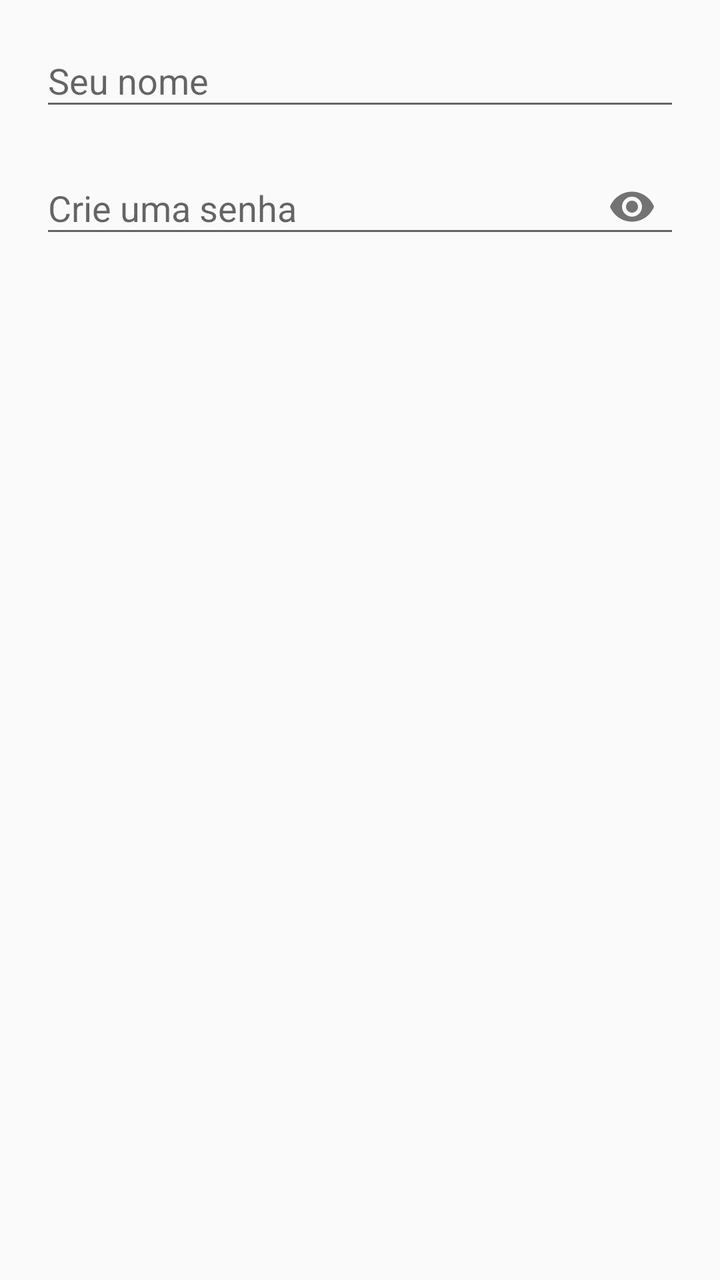
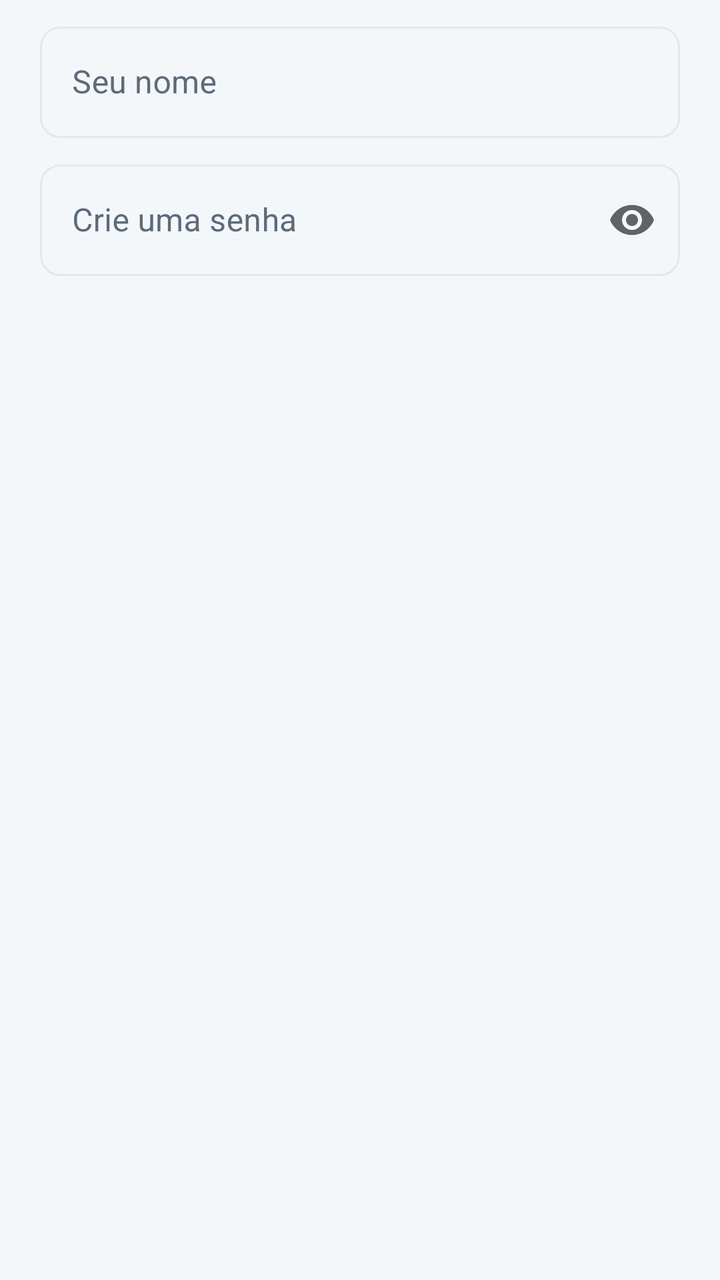

Screens rendered from an Android XML layout before and after an edit, with the pre-edit source and the edit as a unified diff.
<!-- AndroidManifest.xml: application theme CustomActionBarTheme -->
<!-- res/layout/dialog_invite_account.xml -->
<?xml version="1.0" encoding="utf-8"?>
<LinearLayout xmlns:android="http://schemas.android.com/apk/res/android"
    xmlns:app="http://schemas.android.com/apk/res-auto"
    android:layout_width="match_parent"
    android:layout_height="wrap_content"
    android:orientation="vertical"
    android:paddingLeft="20dp"
    android:paddingRight="20dp"
    android:paddingTop="8dp">

    <com.google.android.material.textfield.TextInputLayout
        android:layout_width="match_parent"
        android:layout_height="wrap_content"
        android:hint="Seu nome">

        <com.google.android.material.textfield.TextInputEditText
            android:id="@+id/inviteNameField"
            android:layout_width="match_parent"
            android:layout_height="wrap_content"
            android:inputType="textPersonName"
            android:autofillHints="name" />

    </com.google.android.material.textfield.TextInputLayout>

    <com.google.android.material.textfield.TextInputLayout
        android:layout_width="match_parent"
        android:layout_height="wrap_content"
        android:layout_marginTop="8dp"
        android:hint="Crie uma senha"
        app:endIconMode="password_toggle"
        app:endIconContentDescription="Mostrar ou ocultar senha">

        <com.google.android.material.textfield.TextInputEditText
            android:id="@+id/invitePasswordField"
            android:layout_width="match_parent"
            android:layout_height="wrap_content"
            android:inputType="textPassword"
            android:maxLength="200"
            android:autofillHints="newPassword" />

    </com.google.android.material.textfield.TextInputLayout>

    <include
        android:id="@+id/invitePasswordRules"
        layout="@layout/password_rules"
        android:layout_width="match_parent"
        android:layout_height="wrap_content" />

</LinearLayout>
<!-- res/layout/password_rules.xml (included above) -->
<?xml version="1.0" encoding="utf-8"?>
<LinearLayout xmlns:android="http://schemas.android.com/apk/res/android"
    android:id="@+id/passwordRules"
    android:layout_width="match_parent"
    android:layout_height="wrap_content"
    android:layout_marginTop="12dp"
    android:orientation="vertical"
    android:visibility="gone">

    <TextView
        android:layout_width="match_parent"
        android:layout_height="wrap_content"
        android:text="A senha precisa:"
        android:textColor="#616161"
        android:textSize="13sp"
        android:textStyle="bold" />

    <TextView
        android:id="@+id/ruleLength"
        android:layout_width="match_parent"
        android:layout_height="wrap_content"
        android:layout_marginTop="6dp"
        android:textSize="13sp"
        android:textColor="#757575"
        android:text="○  Pelo menos 10 caracteres" />

    <TextView
        android:id="@+id/ruleCommon"
        android:layout_width="match_parent"
        android:layout_height="wrap_content"
        android:layout_marginTop="4dp"
        android:textSize="13sp"
        android:textColor="#757575"
        android:text="○  Diferente de senhas óbvias" />

    <TextView
        android:id="@+id/ruleRepeated"
        android:layout_width="match_parent"
        android:layout_height="wrap_content"
        android:layout_marginTop="4dp"
        android:textSize="13sp"
        android:textColor="#757575"
        android:text="○  Não é o mesmo caractere repetido" />

    <TextView
        android:id="@+id/ruleEmail"
        android:layout_width="match_parent"
        android:layout_height="wrap_content"
        android:layout_marginTop="4dp"
        android:textSize="13sp"
        android:textColor="#757575"
        android:text="○  Não contém o seu e-mail" />

</LinearLayout>
<!-- resources referenced by this layout -->
<resources>
  <style name="CustomActionBarTheme" parent="@style/Theme.AppCompat.Light.DarkActionBar">
          <item name="android:actionBarStyle">@style/MyActionBar</item>
          <item name="actionBarStyle">@style/MyActionBar</item>
          <item name="colorPrimary">@color/colorPrimary</item>
          <item name="colorPrimaryDark">@color/colorPrimaryDark</item>
          <item name="colorAccent">@color/colorAccent</item>
          
          <item name="android:statusBarColor">@color/system_bar</item>
          <item name="android:navigationBarColor">@color/system_bar</item>
          <item name="android:windowLightStatusBar">false</item>
          <item name="android:windowLightNavigationBar">false</item>
      </style>
  <color name="colorPrimary">#3F51B5</color>
  <color name="colorPrimaryDark">#303F9F</color>
  <color name="colorAccent">#225aa9</color>
  <color name="system_bar">#ff1c679d</color>
  <color name="colorActionBar">#ff1c679d</color>
  <!-- unchanged entries left out for length: 1 -->
</resources>

<!-- the commit's change to res/layout/dialog_invite_account.xml (unified diff, before → after) -->
@@ -9,6 +9,7 @@
     android:paddingTop="8dp">
 
     <com.google.android.material.textfield.TextInputLayout
+        style="@style/Widget.Estoque.TextInputLayout"
         android:layout_width="match_parent"
         android:layout_height="wrap_content"
         android:hint="Seu nome">
@@ -23,9 +24,10 @@
     </com.google.android.material.textfield.TextInputLayout>
 
     <com.google.android.material.textfield.TextInputLayout
+        style="@style/Widget.Estoque.TextInputLayout"
         android:layout_width="match_parent"
         android:layout_height="wrap_content"
-        android:layout_marginTop="8dp"
+        android:layout_marginTop="@dimen/field_gap"
         android:hint="Crie uma senha"
         app:endIconMode="password_toggle"
         app:endIconContentDescription="Mostrar ou ocultar senha">
@@ -46,6 +48,13 @@
         android:layout_width="match_parent"
         android:layout_height="wrap_content" />
 
+    <TextView
+        android:id="@+id/inviteLegalNotice"
+        android:layout_width="match_parent"
+        android:layout_height="wrap_content"
+        android:layout_marginTop="@dimen/section_gap"
+        android:textAppearance="@style/TextAppearance.Estoque.Caption" />
+
 </LinearLayout>
 <!-- res/layout/password_rules.xml (included above) -->
 <?xml version="1.0" encoding="utf-8"?>
@@ -61,17 +70,16 @@
         android:layout_width="match_parent"
         android:layout_height="wrap_content"
         android:text="A senha precisa:"
-        android:textColor="#616161"
-        android:textSize="13sp"
-        android:textStyle="bold" />
+        android:textAppearance="@style/TextAppearance.Estoque.Supporting"
+        android:textStyle="bold"
+        android:textColor="@color/color_text_muted" />
 
     <TextView
         android:id="@+id/ruleLength"
         android:layout_width="match_parent"
         android:layout_height="wrap_content"
         android:layout_marginTop="6dp"
-        android:textSize="13sp"
-        android:textColor="#757575"
+        android:textAppearance="@style/TextAppearance.Estoque.Supporting"
         android:text="○  Pelo menos 10 caracteres" />
 
     <TextView
@@ -79,8 +87,7 @@
         android:layout_width="match_parent"
         android:layout_height="wrap_content"
         android:layout_marginTop="4dp"
-        android:textSize="13sp"
-        android:textColor="#757575"
+        android:textAppearance="@style/TextAppearance.Estoque.Supporting"
         android:text="○  Diferente de senhas óbvias" />
 
     <TextView
@@ -88,8 +95,7 @@
         android:layout_width="match_parent"
         android:layout_height="wrap_content"
         android:layout_marginTop="4dp"
-        android:textSize="13sp"
-        android:textColor="#757575"
+        android:textAppearance="@style/TextAppearance.Estoque.Supporting"
         android:text="○  Não é o mesmo caractere repetido" />
 
     <TextView
@@ -97,8 +103,7 @@
         android:layout_width="match_parent"
         android:layout_height="wrap_content"
         android:layout_marginTop="4dp"
-        android:textSize="13sp"
-        android:textColor="#757575"
+        android:textAppearance="@style/TextAppearance.Estoque.Supporting"
         android:text="○  Não contém o seu e-mail" />
 
 </LinearLayout>
<!-- resource entries referenced after the edit -->
@@ -1,22 +1,118 @@
 <!-- resources referenced by this layout -->
 <resources>
-  <style name="CustomActionBarTheme" parent="@style/Theme.AppCompat.Light.DarkActionBar">
+  <color name="color_text_muted">#5C6B7A</color>
+  <dimen name="field_gap">8dp</dimen>
+  <dimen name="section_gap">16dp</dimen>
+  <style name="TextAppearance.Estoque.Caption">
+          <item name="android:textSize">12sp</item>
+          <item name="android:textColor">@color/color_text_muted</item>
+          <item name="android:lineSpacingExtra">3dp</item>
+      </style>
+  <style name="TextAppearance.Estoque.Supporting">
+          <item name="android:textSize">14sp</item>
+          <item name="android:textColor">@color/color_text_muted</item>
+          <item name="android:lineSpacingExtra">3dp</item>
+      </style>
+  <style name="Widget.Estoque.TextInputLayout" parent="Widget.MaterialComponents.TextInputLayout.OutlinedBox">
+          <item name="boxStrokeColor">@color/input_stroke</item>
+          <item name="hintTextColor">@color/color_brand</item>
+          <item name="android:textColorHint">@color/color_text_muted</item>
+          <item name="boxCornerRadiusTopStart">@dimen/radius_button</item>
+          <item name="boxCornerRadiusTopEnd">@dimen/radius_button</item>
+          <item name="boxCornerRadiusBottomStart">@dimen/radius_button</item>
+          <item name="boxCornerRadiusBottomEnd">@dimen/radius_button</item>
+          <item name="boxStrokeWidth">@dimen/stroke_width</item>
+          <item name="boxStrokeWidthFocused">@dimen/stroke_width_button</item>
+      </style>
+  <style name="CustomActionBarTheme" parent="Theme.MaterialComponents.Light.DarkActionBar.Bridge">
           <item name="android:actionBarStyle">@style/MyActionBar</item>
           <item name="actionBarStyle">@style/MyActionBar</item>
           <item name="colorPrimary">@color/colorPrimary</item>
           <item name="colorPrimaryDark">@color/colorPrimaryDark</item>
           <item name="colorAccent">@color/colorAccent</item>
+          <item name="android:windowBackground">@color/color_surface</item>
+          <item name="colorControlActivated">@color/color_brand</item>
+          <item name="colorControlNormal">@color/color_text_muted</item>
+          <item name="android:textColorPrimary">@color/color_text</item>
+          <item name="android:textColorSecondary">@color/color_text_muted</item>
+          <item name="buttonStyle">@style/Widget.Estoque.Button.Primary</item>
+          <item name="android:buttonStyle">@style/Widget.Estoque.Button.Primary</item>
+          <item name="materialButtonStyle">@style/Widget.Estoque.Button.Primary</item>
+          <item name="alertDialogTheme">@style/Theme.Estoque.Dialog</item>
+          <item name="android:alertDialogTheme">@style/Theme.Estoque.Dialog</item>
+          <item name="textInputStyle">@style/Widget.Estoque.TextInputLayout</item>
+          
+          <item name="viewInflaterClass">androidx.appcompat.app.AppCompatViewInflater</item>
           
           <item name="android:statusBarColor">@color/system_bar</item>
           <item name="android:navigationBarColor">@color/system_bar</item>
           <item name="android:windowLightStatusBar">false</item>
           <item name="android:windowLightNavigationBar">false</item>
       </style>
-  <color name="colorPrimary">#3F51B5</color>
-  <color name="colorPrimaryDark">#303F9F</color>
-  <color name="colorAccent">#225aa9</color>
-  <color name="system_bar">#ff1c679d</color>
-  <color name="colorActionBar">#ff1c679d</color>
+  <color name="color_brand">#1C679D</color>
+  <dimen name="radius_button">10dp</dimen>
+  <dimen name="stroke_width">1dp</dimen>
+  <dimen name="stroke_width_button">1.5dp</dimen>
+  <color name="colorPrimary">@color/color_brand</color>
+  <color name="colorPrimaryDark">@color/color_brand_dark</color>
+  <color name="colorAccent">@color/color_brand</color>
+  <color name="color_surface">#F4F7FA</color>
+  <color name="color_text">#1A2330</color>
+  <style name="Widget.Estoque.Button.Primary" parent="Widget.AppCompat.Button">
+          <item name="android:background">@drawable/bg_button_primary</item>
+          <item name="android:textColor">@color/button_primary_text</item>
+          <item name="android:textAllCaps">false</item>
+          <item name="android:textSize">16sp</item>
+          <item name="android:textStyle">bold</item>
+          <item name="android:paddingTop">@dimen/button_padding_vertical</item>
+          <item name="android:paddingBottom">@dimen/button_padding_vertical</item>
+          <item name="android:minHeight">@dimen/button_min_height</item>
+          <item name="android:stateListAnimator">@null</item>
+          <item name="android:elevation">0dp</item>
+      </style>
+  <style name="Theme.Estoque.Dialog" parent="Theme.MaterialComponents.Light.Dialog.Alert.Bridge">
+          <item name="colorAccent">@color/color_brand</item>
+          <item name="colorPrimary">@color/color_brand</item>
+          <item name="android:textColorPrimary">@color/color_text</item>
+          <item name="android:windowBackground">@color/color_surface_content</item>
+          <item name="textInputStyle">@style/Widget.Estoque.TextInputLayout</item>
+          <item name="viewInflaterClass">androidx.appcompat.app.AppCompatViewInflater</item>
+      </style>
+  <color name="system_bar">@color/color_brand</color>
+  <color name="colorActionBar">@color/color_brand</color>
+  <color name="color_brand_dark">#15537E</color>
+  <!-- drawable bg_button_primary (drawable) -->
+  <?xml version="1.0" encoding="utf-8"?>
+  <ripple xmlns:android="http://schemas.android.com/apk/res/android"
+      android:color="@color/color_ripple_on_brand">
+      <item android:id="@android:id/mask">
+          <shape android:shape="rectangle">
+              <solid android:color="@android:color/white" />
+              <corners android:radius="@dimen/radius_button" />
+          </shape>
+      </item>
+      <item>
+          <selector>
+              <item android:state_enabled="false">
+                  <shape android:shape="rectangle">
+                      <solid android:color="@color/color_disabled" />
+                      <corners android:radius="@dimen/radius_button" />
+                  </shape>
+              </item>
+              <item>
+                  <shape android:shape="rectangle">
+                      <solid android:color="@color/color_brand" />
+                      <corners android:radius="@dimen/radius_button" />
+                  </shape>
+              </item>
+          </selector>
+      </item>
+  </ripple>
+  <dimen name="button_padding_vertical">14dp</dimen>
+  <dimen name="button_min_height">48dp</dimen>
+  <color name="color_surface_content">#FFFFFF</color>
+  <color name="color_ripple_on_brand">#33FFFFFF</color>
+  <color name="color_disabled">#C5CDD6</color>
   <!-- unchanged entries left out for length: 1 -->
 </resources>
 
